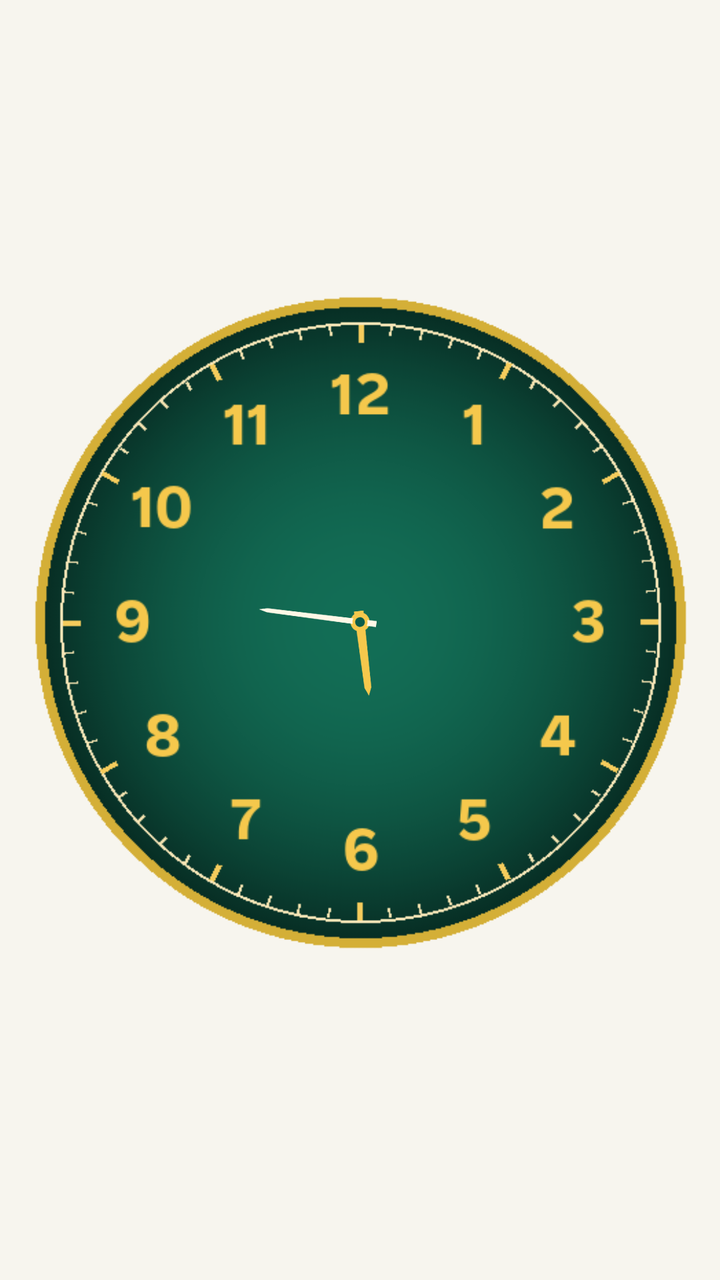
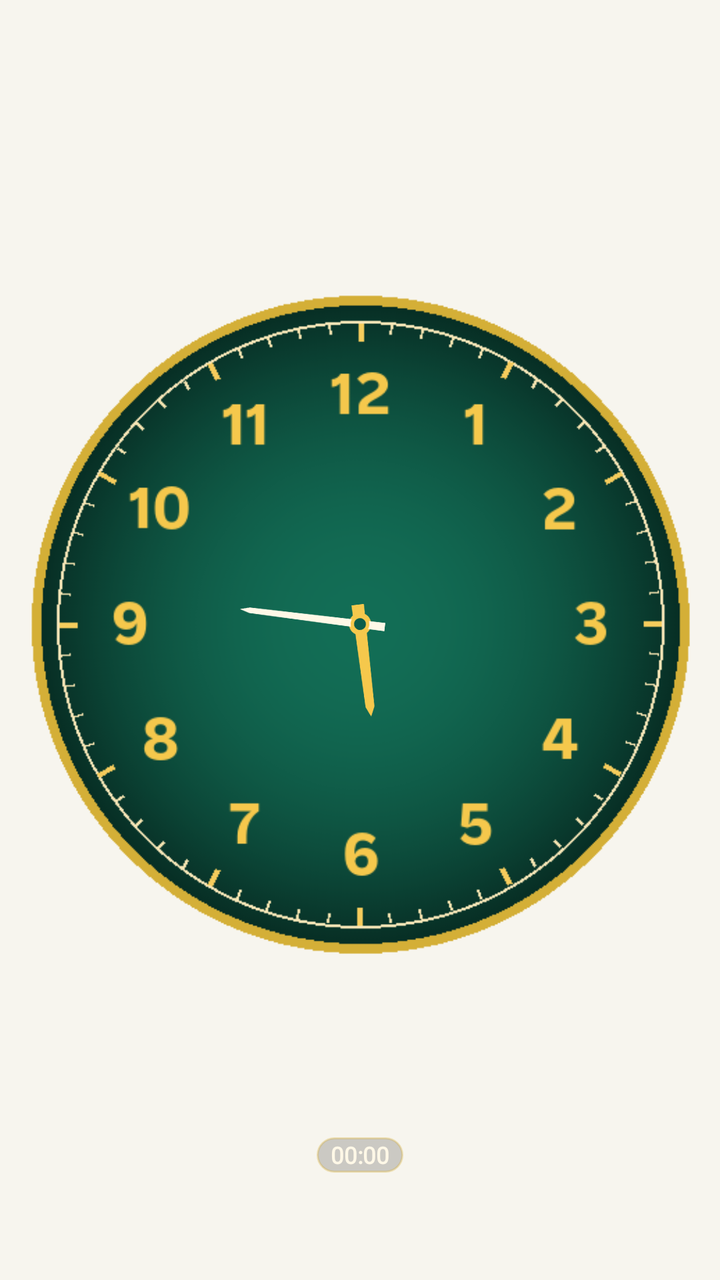

Compare the two renders of this Android layout. The source of the first and the diff that turns it into the second are given below.
<!-- AndroidManifest.xml: application theme SahlTheme -->
<!-- res/layout/widget_analog_clock.xml -->
<LinearLayout xmlns:android="http://schemas.android.com/apk/res/android"
    android:id="@+id/w_aclock_root"
    android:layout_width="match_parent"
    android:layout_height="match_parent"
    android:orientation="vertical"
    android:gravity="center_horizontal"
    android:padding="4dp">

    <AnalogClock
        android:id="@+id/w_aclock_view"
        android:layout_width="match_parent"
        android:layout_height="0dp"
        android:layout_weight="1"
        android:dial="@drawable/sahl_clock_dial_num"
        android:hand_hour="@drawable/sahl_clock_hour"
        android:hand_minute="@drawable/sahl_clock_minute" />

    <TextView
        android:id="@+id/w_aclock_hijri"
        android:fontFamily="@font/thmanyah"
        android:layout_width="wrap_content"
        android:layout_height="wrap_content"
        android:paddingTop="2dp"
        android:gravity="center"
        android:textColor="#F5C84C"
        android:shadowColor="#CC000000"
        android:shadowDx="0"
        android:shadowDy="1"
        android:shadowRadius="4"
        android:textSize="11.5sp"
        android:textStyle="bold"
        android:maxLines="1" />
</LinearLayout>
<!-- resources referenced by this layout -->
<resources>
  <!-- drawable sahl_clock_dial_num: png bitmap (drawable, 56925 bytes) -->
  <!-- drawable sahl_clock_hour (drawable) -->
  <?xml version="1.0" encoding="utf-8"?>
  <vector xmlns:android="http://schemas.android.com/apk/res/android"
      android:width="200dp"
      android:height="200dp"
      android:viewportWidth="200"
      android:viewportHeight="200">
      
      <path
          android:pathData="M96.5,108 L97.5,52 L100,46 L102.5,52 L103.5,108 Z"
          android:fillColor="#F5C84C" />
      <path
          android:pathData="M100,93 A7,7 0,1 1,99.9 93 Z"
          android:fillColor="#F5C84C" />
  </vector>
  <!-- drawable sahl_clock_minute (drawable) -->
  <?xml version="1.0" encoding="utf-8"?>
  <vector xmlns:android="http://schemas.android.com/apk/res/android"
      android:width="200dp"
      android:height="200dp"
      android:viewportWidth="200"
      android:viewportHeight="200">
      
      <path
          android:pathData="M97.8,112 L98.5,32 L100,26 L101.5,32 L102.2,112 Z"
          android:fillColor="#FFF8E7" />
      <path
          android:pathData="M100,95.5 A4.5,4.5 0,1 1,99.9 95.5 Z"
          android:fillColor="#0B5D4B"
          android:strokeWidth="2"
          android:strokeColor="#F5C84C" />
  </vector>
  <style name="SahlTheme" parent="android:Theme.Material.Light.NoActionBar">
          <item name="android:colorPrimary">@color/emerald</item>
          <item name="android:colorAccent">@color/emerald</item>
          <item name="android:colorControlNormal">@color/sub</item>
          <item name="android:colorControlActivated">@color/emerald</item>
          <item name="android:textColorPrimary">@color/text</item>
          <item name="android:textColorSecondary">@color/sub</item>
          <item name="android:textColorHint">@color/sub</item>
          <item name="android:editTextStyle">@style/SahlEdit</item>
          <item name="android:windowBackground">@color/bg</item>
          <item name="android:statusBarColor">@color/emerald_dark</item>
      </style>
  <color name="emerald">#0B5D4B</color>
  <color name="sub">#5E6B66</color>
  <color name="text">#1B2A26</color>
  <style name="SahlEdit" parent="android:Widget.Material.EditText">
          <item name="android:background">@drawable/edit_bg</item>
          <item name="android:paddingStart">14dp</item>
          <item name="android:paddingEnd">14dp</item>
          <item name="android:paddingTop">12dp</item>
          <item name="android:paddingBottom">12dp</item>
          <item name="android:textColor">@color/text</item>
          <item name="android:textColorHint">@color/sub</item>
          <item name="android:layout_marginTop">6dp</item>
          <item name="android:layout_marginBottom">6dp</item>
      </style>
  <color name="bg">#F7F5EE</color>
  <color name="emerald_dark">#073D32</color>
  <!-- drawable edit_bg (drawable) -->
  <shape xmlns:android="http://schemas.android.com/apk/res/android" android:shape="rectangle">
      <corners android:radius="14dp" />
      <solid android:color="@color/card" />
      <stroke android:width="1.5dp" android:color="@color/emerald" />
  </shape>
  <color name="card">#FFFFFF</color>
</resources>

<!-- the commit's change to res/layout/widget_analog_clock.xml (unified diff, before → after) -->
@@ -4,30 +4,55 @@
     android:layout_height="match_parent"
     android:orientation="vertical"
     android:gravity="center_horizontal"
-    android:padding="4dp">
+    android:padding="2dp">
 
-    <AnalogClock
-        android:id="@+id/w_aclock_view"
+    <FrameLayout
         android:layout_width="match_parent"
         android:layout_height="0dp"
-        android:layout_weight="1"
-        android:dial="@drawable/sahl_clock_dial_num"
-        android:hand_hour="@drawable/sahl_clock_hour"
-        android:hand_minute="@drawable/sahl_clock_minute" />
+        android:layout_weight="1">
+
+        <AnalogClock
+            android:id="@+id/w_aclock_view"
+            android:layout_width="match_parent"
+            android:layout_height="match_parent"
+            android:layout_gravity="center"
+            android:dial="@drawable/sahl_clock_dial_num"
+            android:hand_hour="@drawable/sahl_clock_hour"
+            android:hand_minute="@drawable/sahl_clock_minute" />
+
+        
+        <TextClock
+            android:id="@+id/w_aclock_digital"
+            android:fontFamily="@font/thmanyah"
+            android:layout_width="wrap_content"
+            android:layout_height="wrap_content"
+            android:layout_gravity="center_horizontal|bottom"
+            android:layout_marginBottom="36dp"
+            android:paddingStart="7dp"
+            android:paddingEnd="7dp"
+            android:paddingTop="1dp"
+            android:paddingBottom="1dp"
+            android:background="@drawable/widget_pill_bg"
+            android:format24Hour="HH:mm"
+            android:format12Hour="HH:mm"
+            android:textColor="#FFF8E7"
+            android:textSize="11.5sp"
+            android:textStyle="bold" />
+    </FrameLayout>
 
     <TextView
         android:id="@+id/w_aclock_hijri"
         android:fontFamily="@font/thmanyah"
         android:layout_width="wrap_content"
         android:layout_height="wrap_content"
-        android:paddingTop="2dp"
+        android:paddingTop="1dp"
         android:gravity="center"
         android:textColor="#F5C84C"
         android:shadowColor="#CC000000"
         android:shadowDx="0"
         android:shadowDy="1"
         android:shadowRadius="4"
-        android:textSize="11.5sp"
+        android:textSize="11sp"
         android:textStyle="bold"
         android:maxLines="1" />
 </LinearLayout>
<!-- resource entries referenced after the edit -->
@@ -10,10 +10,10 @@
       android:viewportHeight="200">
       
       <path
-          android:pathData="M96.5,108 L97.5,52 L100,46 L102.5,52 L103.5,108 Z"
+          android:pathData="M95.5,114 L96.8,40 L100,33 L103.2,40 L104.5,114 Z"
           android:fillColor="#F5C84C" />
       <path
-          android:pathData="M100,93 A7,7 0,1 1,99.9 93 Z"
+          android:pathData="M100,92 A8,8 0,1 1,99.9 92 Z"
           android:fillColor="#F5C84C" />
   </vector>
   <!-- drawable sahl_clock_minute (drawable) -->
@@ -25,14 +25,20 @@
       android:viewportHeight="200">
       
       <path
-          android:pathData="M97.8,112 L98.5,32 L100,26 L101.5,32 L102.2,112 Z"
+          android:pathData="M97,118 L98,20 L100,13 L102,20 L103,118 Z"
           android:fillColor="#FFF8E7" />
       <path
-          android:pathData="M100,95.5 A4.5,4.5 0,1 1,99.9 95.5 Z"
+          android:pathData="M100,94.5 A5.5,5.5 0,1 1,99.9 94.5 Z"
           android:fillColor="#0B5D4B"
-          android:strokeWidth="2"
+          android:strokeWidth="2.5"
           android:strokeColor="#F5C84C" />
   </vector>
+  <!-- drawable widget_pill_bg (drawable) -->
+  <shape xmlns:android="http://schemas.android.com/apk/res/android">
+      <solid android:color="#2E000000"/>
+      <corners android:radius="14dp"/>
+      <stroke android:width="1dp" android:color="#55D4AF37"/>
+  </shape>
   <style name="SahlTheme" parent="android:Theme.Material.Light.NoActionBar">
           <item name="android:colorPrimary">@color/emerald</item>
           <item name="android:colorAccent">@color/emerald</item>
